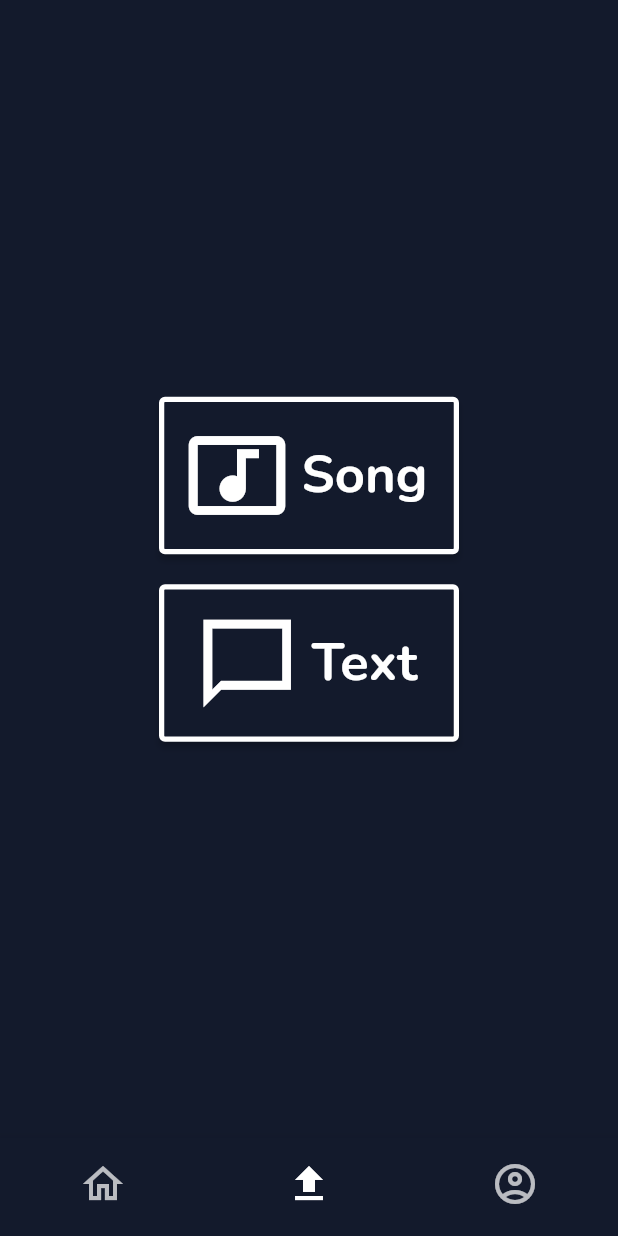
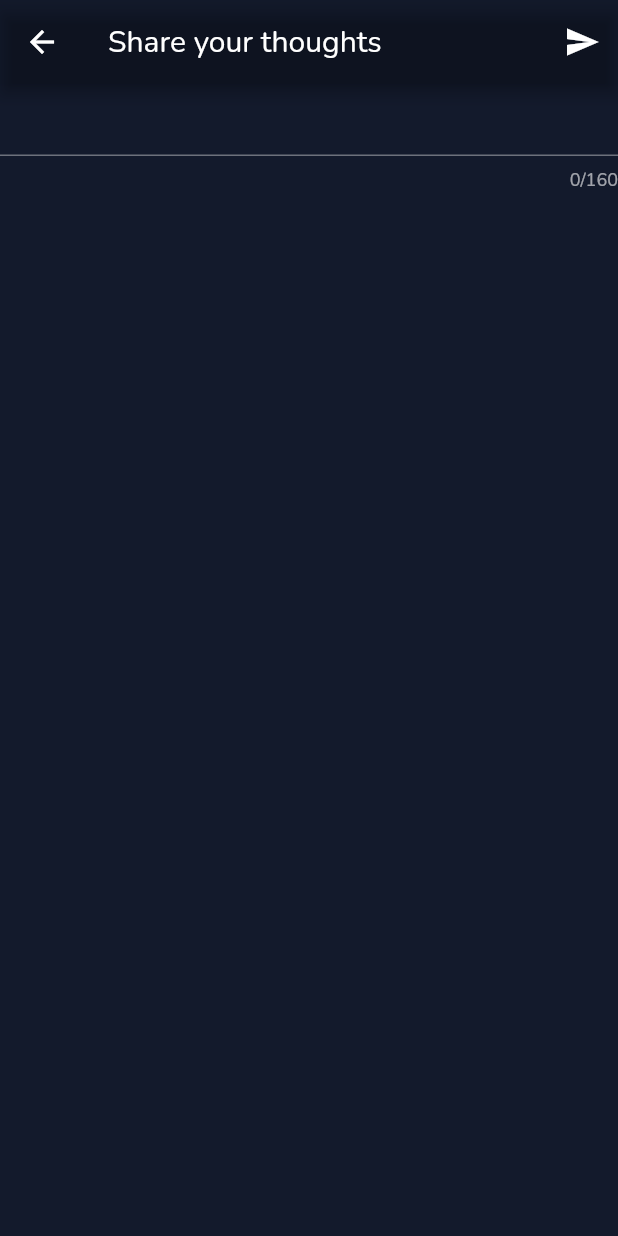
Before and after one commit to pnm122/cs1635-music-app, a Flutter app: the screen it shows after launch, item 2 of the bottom bar chosen, after a tap on "Text", on a phone screen of 412 x 824 dp. Run offline on Flutter 3.47's test engine with Material 2 defaults, Android fonts, the phone set to English and light mode, and no system bars; our stand-ins replace camera, chewie, video_player; network calls fail.

Commit message:
Worked on TextPost

```diff
--- a/lib/viewmodels/upload_page/text_post_view_model.dart
+++ /dev/null
@@ -1,6 +0,0 @@
-import 'package:flutter/cupertino.dart';
-import 'package:test_app/models/text_post.dart';
-
-class TextPostViewModel with ChangeNotifier {
-
-}
--- /dev/null
+++ b/lib/widgets/upload_page/text_post_widget.dart
@@ -0,0 +1,35 @@
+import 'package:flutter/material.dart';
+import 'package:test_app/models/text_post.dart';
+import 'package:test_app/global_styles.dart';
+
+class TextPostWidget extends StatefulWidget {
+  const TextPostWidget({super.key});
+
+  @override
+  State<StatefulWidget> createState() => _TextPostState();
+}
+
+class _TextPostState extends State<TextPostWidget> {
+  @override
+  Widget build(BuildContext context) {
+    return Scaffold(
+      appBar: AppBar(
+        title: const Text('Share your thoughts'),
+        actions: [
+          IconButton(
+            onPressed: () {
+              ScaffoldMessenger.of(context).showSnackBar(const SnackBar(content: Text('Hey, it worked!')));
+            },
+            icon: const Icon(Icons.send),
+          )
+        ],
+        backgroundColor: Colors.transparent,
+      ),
+      body: const TextField(
+        maxLines: null,
+        minLines: null,
+        maxLength: commentMaxChars,
+      ),
+    );
+  }
+}
--- a/lib/widgets/upload_page/upload_page_widget.dart
+++ b/lib/widgets/upload_page/upload_page_widget.dart
@@ -1,7 +1,8 @@
 import 'package:flutter/material.dart';
 import 'package:provider/provider.dart';
+import 'package:test_app/models/text_post.dart';
 import 'package:test_app/widgets/upload_page/song_record_widget.dart';
-import 'package:test_app/viewmodels/upload_page/text_post_view_model.dart';
+import 'package:test_app/widgets/upload_page/text_post_widget.dart';
 
 class UploadPage extends StatelessWidget {
   const UploadPage({super.key});
@@ -34,7 +35,6 @@ class UploadPage extends StatelessWidget {
         children: [
           ElevatedButton.icon(
             onPressed: () {
-              // TODO: Go to SongRecord
               // Navigator.pop(context);
               Navigator.push(
                 context,
@@ -55,8 +55,11 @@ class UploadPage extends StatelessWidget {
           ElevatedButton.icon(
             onPressed: () {
               // TODO: Go to TextPost
-              ChangeNotifierProvider(
-                create: (_) => TextPostViewModel(),
+              Navigator.push(
+                context,
+                MaterialPageRoute(
+                  builder: (context) => const TextPostWidget(),
+                ),
               );
             },
             icon: Icon(
```
